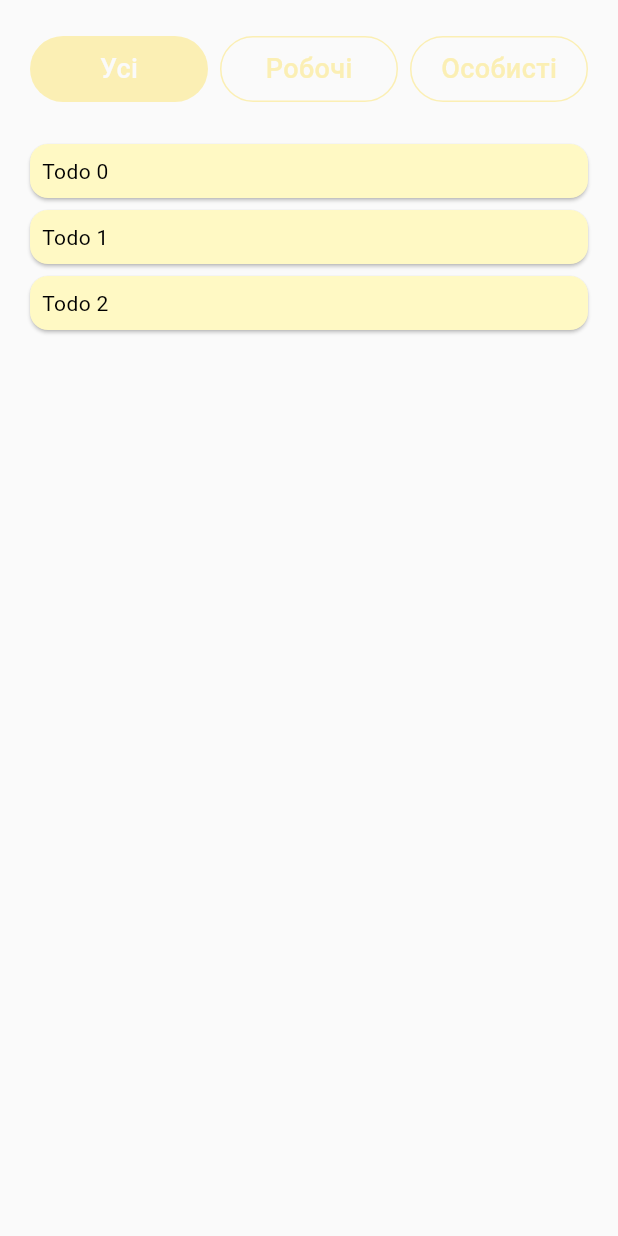
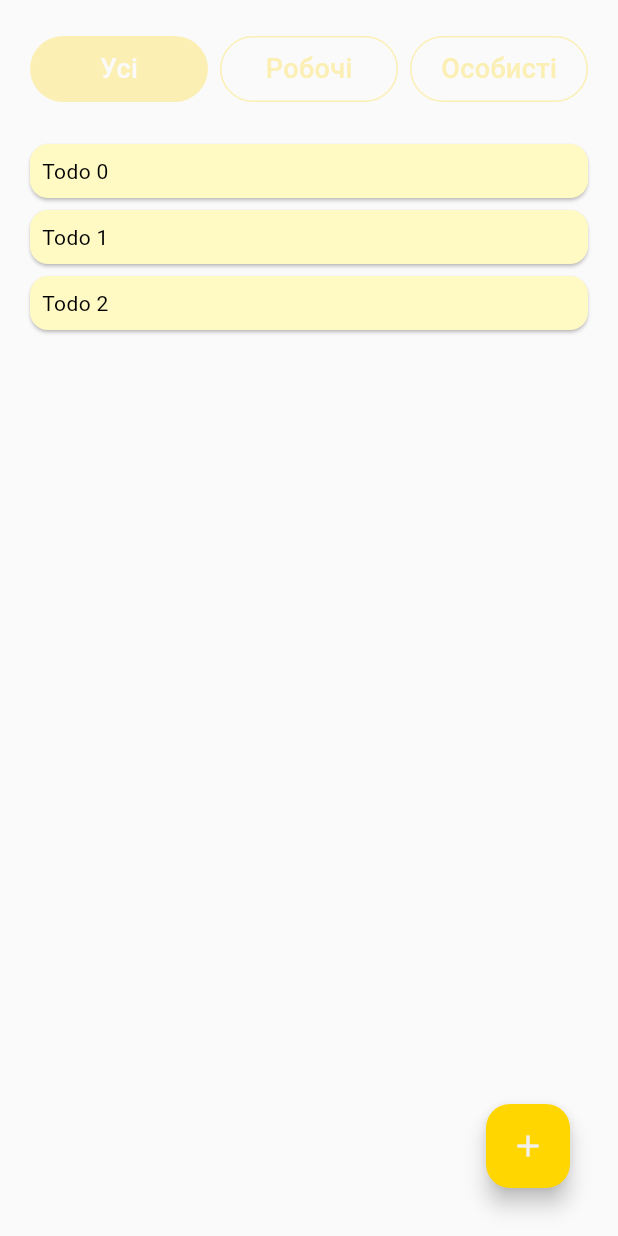
Before and after one commit to UbohyiPetro/to_do, a Flutter app: the MainScreen screen opened by its route, on a phone screen of 412 x 824 dp. Run offline on Flutter 3.47's test engine with Material 3 defaults, Android fonts, the phone set to English and light mode, and no system bars; our stand-ins replace get.

Commit message:
SWTD-5: add FAB

```diff
--- a/lib/main/ui/main_screen.dart
+++ b/lib/main/ui/main_screen.dart
@@ -9,6 +9,15 @@ class MainScreen extends StatelessWidget {
   Widget build(BuildContext context) {
     const selectedIndex = 0;
     return Scaffold(
+      floatingActionButton: Padding(
+        padding: const EdgeInsets.all(Spacing.medium),
+        child: FloatingActionButton(
+          child: const Icon(
+            Icons.add,
+          ),
+          onPressed: () {},
+        ),
+      ),
       body: SafeArea(
         child: Padding(
           padding: const EdgeInsets.symmetric(
```
